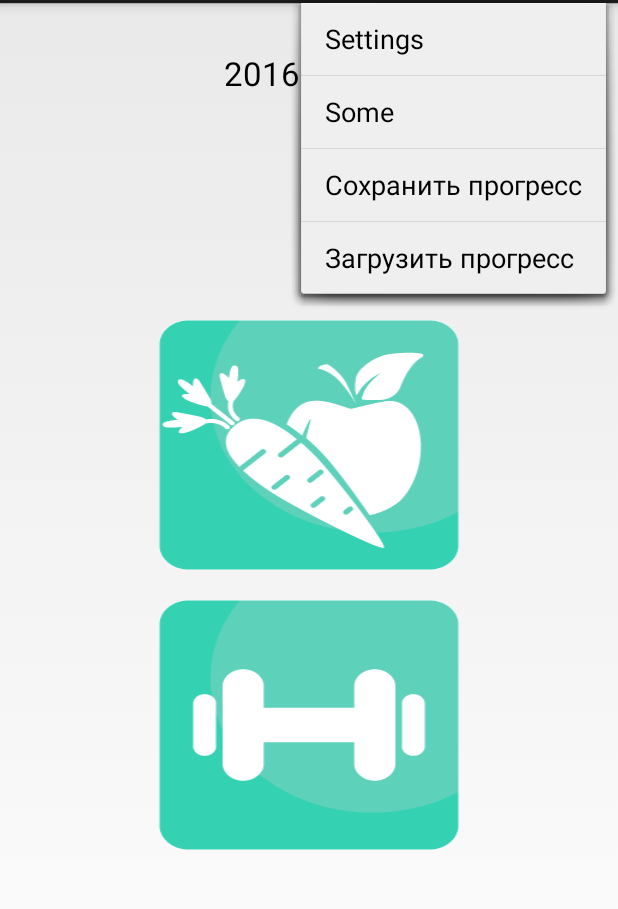
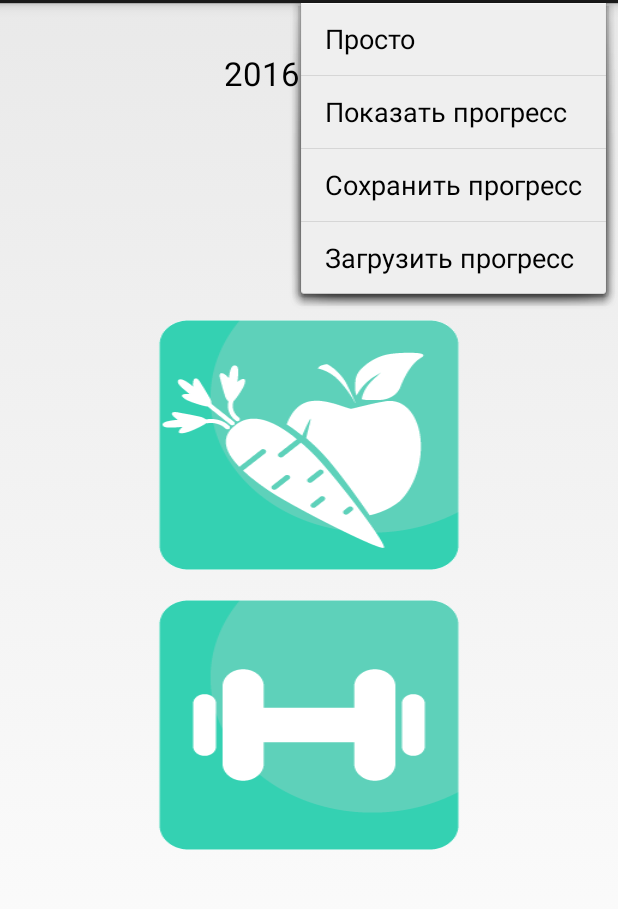
Before and after one commit to hard7/Betty, an Android app: the screen it shows after launch (MainActivity), with the options menu open, on a phone screen of 412 x 824 dp, the part 69-978 px from its top. Run offline under Robolectric (Android 15) with nearby library versions, the phone set to English and light mode, and no system bars.

Commit message:
little text change. Change icon

```diff
--- a/BettyModule/src/main/java/ru/h7/betty/bettymodule/MainActivity.java
+++ b/BettyModule/src/main/java/ru/h7/betty/bettymodule/MainActivity.java
@@ -151,7 +151,7 @@ public class MainActivity extends FragmentActivity implements ProgressGetter {
                 progressTextManager.load(new ProgressTextHandler() {
                     @Override
                     public void progressTextHandle(String progressText) {
-                        progressTextManager.save(progress.toString());
+//                        progressTextManager.save(progress.toString());
                         progress.reinitialize(progressText);
                     }
                 });
--- a/BettyModule/src/main/res/values/strings.xml
+++ b/BettyModule/src/main/res/values/strings.xml
@@ -2,8 +2,8 @@
     <string name="app_name">Betty</string>
 
     <string name="hello_world">Hello world!</string>
-    <string name="action_settings">Settings</string>
-    <string name="action_some">Some</string>
+    <string name="action_settings">Просто</string>
+    <string name="action_some">Показать прогресс</string>
     <string name="action_save_progress">Сохранить прогресс</string>
     <string name="action_load_progress">Загрузить прогресс</string>
 </resources>
```
Also changed, not shown: BettyModule/src/main/res/mipmap-hdpi/ic_launcher.png, BettyModule/src/main/res/mipmap-xhdpi/ic_launcher.png.
